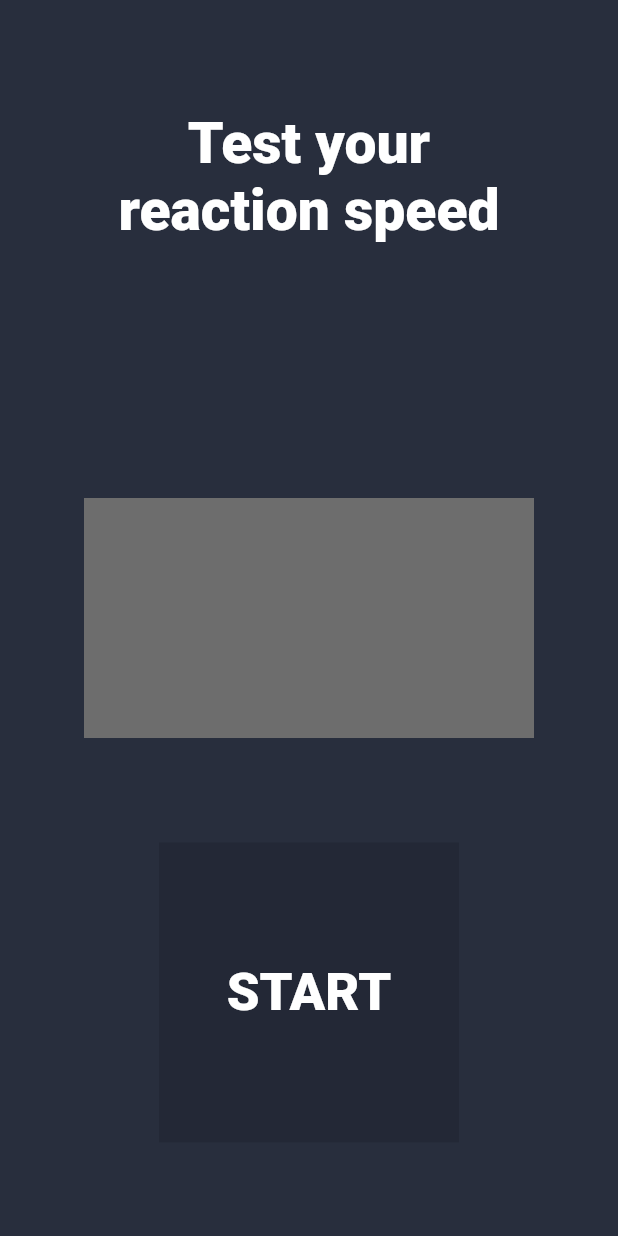
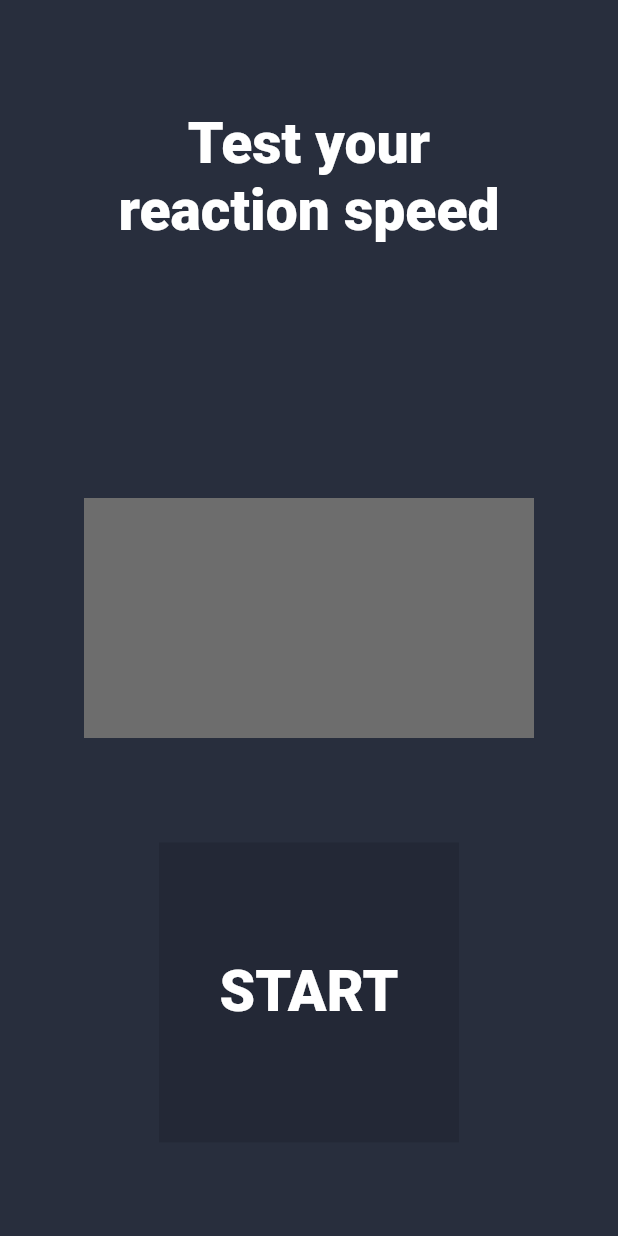
Before and after one commit to Alex-isk/ru.skillbranch.flutter_push, a Flutter app: the screen it shows after launch, on a phone screen of 412 x 824 dp. Run offline on Flutter 3.47's test engine with Material 2 defaults, Android fonts, the phone set to English and light mode, and no system bars.

Commit message:
Update main.dart
97.   fontSize: 35, => 38

```diff
--- a/lib/main.dart
+++ b/lib/main.dart
@@ -94,7 +94,7 @@ class _MyHomePageState extends State<MyHomePage> {
                     child: Text(
                       _getButtonText(),
                       style: TextStyle(
-                          fontSize: 35,
+                          fontSize: 38,
                           fontWeight: FontWeight.w900, // толщина шрифта Black
                           color: Colors.white),
                     ),
```
